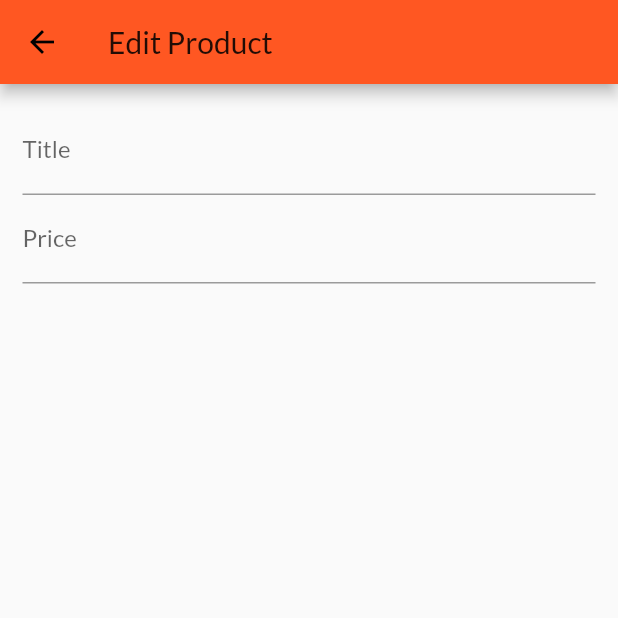
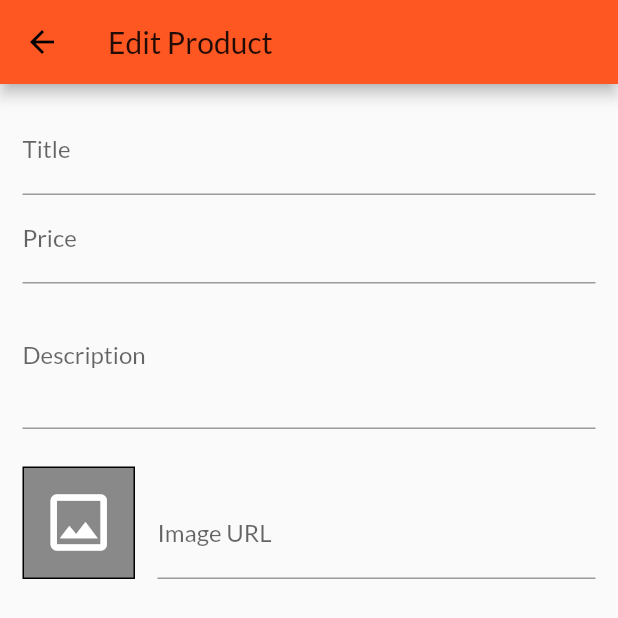
Before and after one commit to daviditco4/shop-app, a Flutter app: the EditProductPage screen opened by its route, on a phone screen of 412 x 824 dp. Shown: the top 618 px of the screen. Run offline on Flutter 3.47's test engine with Material 2 defaults, Android fonts, the phone set to English and light mode, and no system bars; network calls fail.

Commit message:
Add product description and image URL text fields

```diff
--- a/lib/pages/your_products/edit_product_page.dart
+++ b/lib/pages/your_products/edit_product_page.dart
@@ -10,9 +10,35 @@ class EditProductPage extends StatefulWidget {
 
 class _EditProductPageState extends State<EditProductPage> {
   final _priceFocusNode = FocusNode();
+  final _descriptionFocusNode = FocusNode();
+  final _imageUrlFocusNode = FocusNode();
+  final _imageUrlController = TextEditingController();
+
+  void _updateImage() {
+    if (!_imageUrlFocusNode.hasFocus) setState(() {});
+  }
+
+  @override
+  void initState() {
+    super.initState();
+    _imageUrlFocusNode.addListener(_updateImage);
+  }
+
+  @override
+  void dispose() {
+    _priceFocusNode.dispose();
+    _descriptionFocusNode.dispose();
+    _imageUrlFocusNode.removeListener(_updateImage);
+    _imageUrlFocusNode.dispose();
+    _imageUrlController.dispose();
+    super.dispose();
+  }
 
   @override
   Widget build(BuildContext context) {
+    final focusScope = FocusScope.of(context);
+    const imageSize = 75.0;
+
     return Scaffold(
       appBar: AppBar(title: const Text('Edit Product')),
       body: Padding(
@@ -24,7 +50,7 @@ class _EditProductPageState extends State<EditProductPage> {
                 TextFormField(
                   decoration: const InputDecoration(labelText: 'Title'),
                   onFieldSubmitted: (_) {
-                    FocusScope.of(context).requestFocus(_priceFocusNode);
+                    focusScope.requestFocus(_priceFocusNode);
                   },
                   textInputAction: TextInputAction.next,
                 ),
@@ -32,7 +58,50 @@ class _EditProductPageState extends State<EditProductPage> {
                   focusNode: _priceFocusNode,
                   decoration: const InputDecoration(labelText: 'Price'),
                   keyboardType: TextInputType.number,
+                  onFieldSubmitted: (_) {
+                    focusScope.requestFocus(_descriptionFocusNode);
+                  },
                   textInputAction: TextInputAction.next,
+                ),
+                TextFormField(
+                  focusNode: _descriptionFocusNode,
+                  decoration: const InputDecoration(labelText: 'Description'),
+                  maxLines: 3,
+                  keyboardType: TextInputType.multiline,
+                ),
+                Row(
+                  crossAxisAlignment: CrossAxisAlignment.end,
+                  children: [
+                    Container(
+                      margin: const EdgeInsets.only(top: 25.0, right: 15.0),
+                      width: imageSize,
+                      height: imageSize,
+                      decoration: BoxDecoration(
+                        border: Border.all(),
+                        color: Colors.black45,
+                      ),
+                      child: _imageUrlController.text.isEmpty
+                          ? const Icon(
+                              Icons.image_outlined,
+                              size: 50.0,
+                              color: Colors.white,
+                            )
+                          : Image.network(
+                              _imageUrlController.text,
+                              fit: BoxFit.contain,
+                            ),
+                    ),
+                    Expanded(
+                      child: TextFormField(
+                        focusNode: _imageUrlFocusNode,
+                        controller: _imageUrlController,
+                        decoration: const InputDecoration(
+                          labelText: 'Image URL',
+                        ),
+                        keyboardType: TextInputType.url,
+                      ),
+                    ),
+                  ],
                 ),
               ],
             ),
--- a/lib/widgets/items/product_item.dart
+++ b/lib/widgets/items/product_item.dart
@@ -55,7 +55,9 @@ class ProductItem extends StatelessWidget {
                 final cart = Provider.of<Cart>(context, listen: false);
                 final scaffold = Scaffold.of(context);
                 cart.addSingleProduct(product.id);
+                // ignore: deprecated_member_use
                 scaffold.hideCurrentSnackBar();
+                // ignore: deprecated_member_use
                 scaffold.showSnackBar(
                   SnackBar(
                     content: const Text('Product added to cart!'),
```
Also changed, not shown: pubspec.lock.
